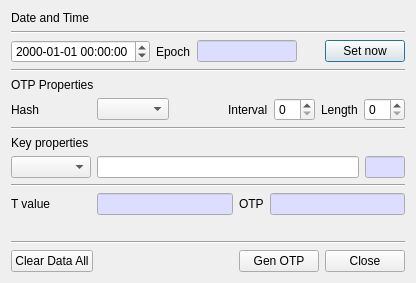
This is BerEditor/gen_otp_dlg.ui in jykim74/BerEditor as Qt 5 draws it before an edit. The edited form follows.
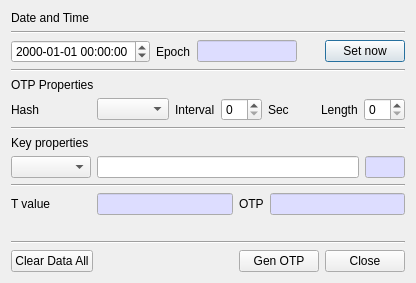
This is the edited form.

The edit to the form file:
```diff
--- a/BerEditor/gen_otp_dlg.ui
+++ b/BerEditor/gen_otp_dlg.ui
@@ -157,6 +157,23 @@
      <item>
       <widget class="QComboBox" name="mHashTypeCombo"/>
      </item>
+     <item>
+      <widget class="QLabel" name="label_2">
+       <property name="text">
+        <string>Interval</string>
+       </property>
+      </widget>
+     </item>
+     <item>
+      <widget class="QSpinBox" name="mIntervalSpin"/>
+     </item>
+     <item>
+      <widget class="QLabel" name="label_9">
+       <property name="text">
+        <string>Sec</string>
+       </property>
+      </widget>
+     </item>
      <item>
       <spacer name="horizontalSpacer_2">
        <property name="orientation">
@@ -170,16 +187,6 @@
        </property>
       </spacer>
      </item>
-     <item>
-      <widget class="QLabel" name="label_2">
-       <property name="text">
-        <string>Interval</string>
-       </property>
-      </widget>
-     </item>
-     <item>
-      <widget class="QSpinBox" name="mIntervalSpin"/>
-     </item>
      <item>
       <widget class="QLabel" name="label_3">
        <property name="text">
```
